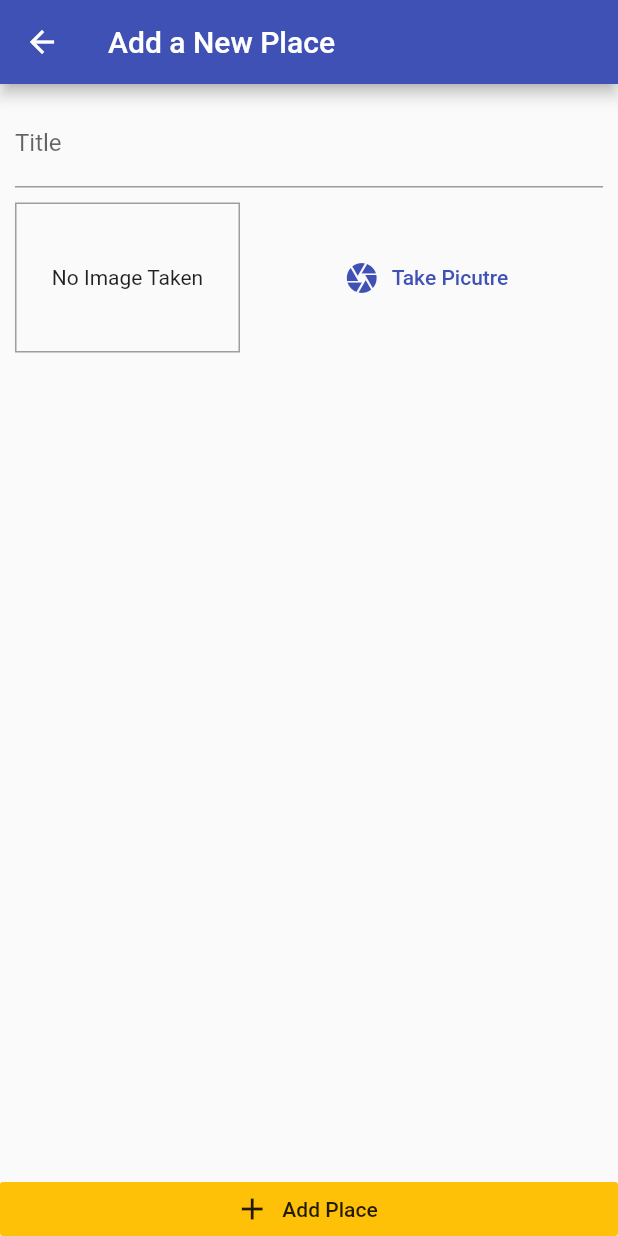
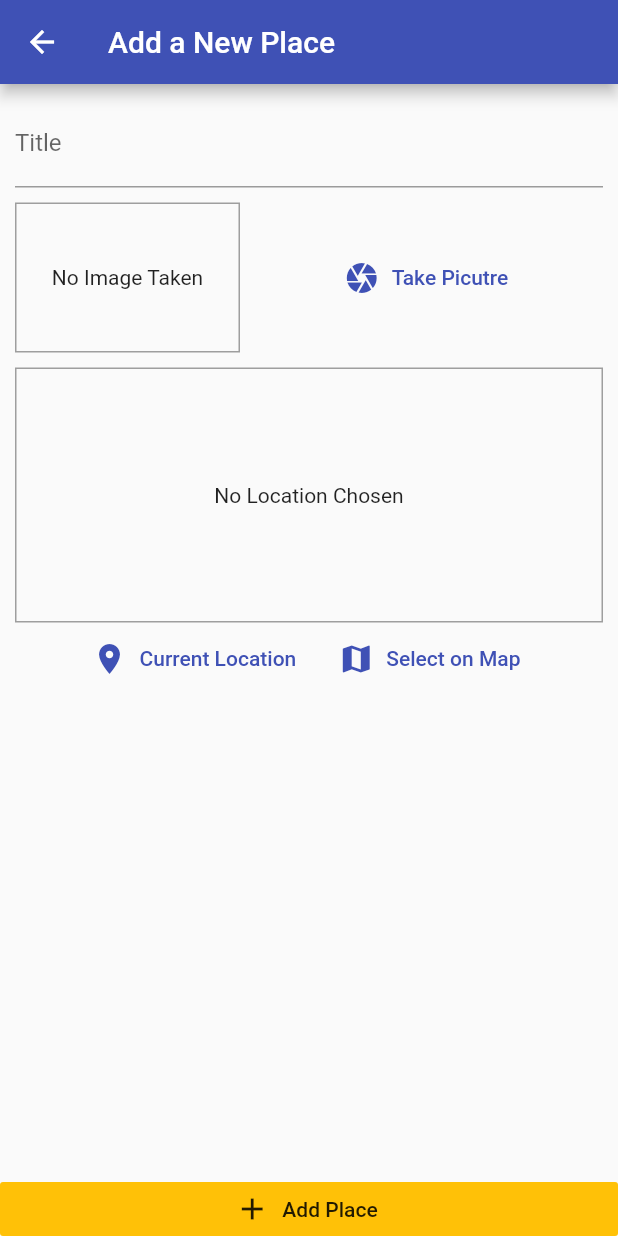
Before and after one commit to seokhyeonSong/flutter_practice_place, a Flutter app: the screen it shows after launch, after a tap on the "add" icon, on a phone screen of 412 x 824 dp. Run offline on Flutter 3.47's test engine with Material 2 defaults, Android fonts, the light colour scheme and no system bars; our stand-ins replace google_maps_flutter, image_picker, location, sqflite; accounts and stored records are empty.

Commit message:
FEAT : add location selection with Google Maps Cloud add setting location with google maps save location when add new place add SQL's Column with address & location

```diff
--- a/lib/helpers/db_helper.dart
+++ b/lib/helpers/db_helper.dart
@@ -8,7 +8,7 @@ class DBHelper {
       path.join(dbPath, 'places.db'),
       onCreate: (db, version) {
         return db.execute(
-            'CREATE TABLE user_places(id TEXT PRIMARY KEY, title TEXT, image TEXT)');
+            'CREATE TABLE user_places(id TEXT PRIMARY KEY, title TEXT, image TEXT, loc_lat REAL, loc_lng REAL, address TEXT)');
       },
       version: 1,
     );
--- /dev/null
+++ b/lib/helpers/location_helper.dart
@@ -0,0 +1,19 @@
+import 'dart:convert';
+
+import 'package:http/http.dart' as http;
+
+const GOOGLE_API_KEY = '';
+
+class LocationHelper {
+  static String generateLocationPreviewImage(
+      {required double latitude, required double longitude}) {
+    return "https://maps.googleapis.com/maps/api/staticmap?center=$latitude,$longitude&zoom=16&size=600x300&maptype=roadmap&markers=color:blue%7Clabel:S%7C$latitude,$longitude&key=$GOOGLE_API_KEY";
+  }
+
+  static Future<String> getplaceAddress(double lat, double lng) async {
+    final url = Uri.parse(
+        "https://maps.googleapis.com/maps/api/geocode/json?latlng=$lat,$lng&key=$GOOGLE_API_KEY");
+    final response = await http.get(url);
+    return json.decode(response.body)['results'][0]['formatted_address'];
+  }
+}
--- a/lib/models/place.dart
+++ b/lib/models/place.dart
@@ -7,7 +7,7 @@ class PlaceLocation {
   final double longitude;
   final String? address;
 
-  PlaceLocation({
+  const PlaceLocation({
     required this.latitude,
     required this.longitude,
     this.address,
@@ -17,7 +17,7 @@ class PlaceLocation {
 class Place {
   final String id;
   final String title;
-  final PlaceLocation? location;
+  final PlaceLocation location;
   final File image;
 
   Place(
--- a/lib/providers/great_places.dart
+++ b/lib/providers/great_places.dart
@@ -4,6 +4,7 @@ import 'package:flutter/foundation.dart';
 
 import '../models/place.dart';
 import '../helpers/db_helper.dart';
+import '../helpers/location_helper.dart';
 
 class GreatPlaces with ChangeNotifier {
   List<Place> _items = [];
@@ -12,12 +13,25 @@ class GreatPlaces with ChangeNotifier {
     return [..._items];
   }
 
-  void addPlace(String pickedTitle, File pickedImage) {
+  Future<void> addPlace(
+    String pickedTitle,
+    File pickedImage,
+    PlaceLocation pickedLocation,
+  ) async {
+    final address = await LocationHelper.getplaceAddress(
+      pickedLocation.latitude,
+      pickedLocation.longitude,
+    );
+    final updatedLocation = PlaceLocation(
+      latitude: pickedLocation.latitude,
+      longitude: pickedLocation.longitude,
+      address: address,
+    );
     final newPlace = Place(
       id: DateTime.now().toString(),
       image: pickedImage,
       title: pickedTitle,
-      location: null,
+      location: updatedLocation,
     );
 
     _items.add(newPlace);
@@ -26,6 +40,9 @@ class GreatPlaces with ChangeNotifier {
       'id': newPlace.id,
       'title': newPlace.title,
       'image': newPlace.image.path,
+      'loc_lat': newPlace.location.latitude,
+      'loc_lng': newPlace.location.longitude,
+      'address': newPlace.location.address!,
     });
   }
 
@@ -37,7 +54,11 @@ class GreatPlaces with ChangeNotifier {
             id: item['id'] as String,
             title: item['title'] as String,
             image: File(item['image'] as String),
-            location: null,
+            location: PlaceLocation(
+              latitude: item['loc_lat'] as double,
+              longitude: item['loc_lng'] as double,
+              address: item['address'] as String,
+            ),
           ),
         )
         .toList();
--- a/lib/screens/add_place_screen.dart
+++ b/lib/screens/add_place_screen.dart
@@ -4,7 +4,9 @@ import 'package:flutter/material.dart';
 import 'package:provider/provider.dart';
 
 import '../widgets/image_input.dart';
+import '../widgets/location_input.dart';
 import '../providers/great_places.dart';
+import '../models/place.dart';
 
 class AddPlaceScreen extends StatefulWidget {
   static const routeName = '/add-place';
@@ -18,19 +20,24 @@ class AddPlaceScreen extends StatefulWidget {
 class _AddPlaceScreenState extends State<AddPlaceScreen> {
   final _titleController = TextEditingController();
   File? _pickedImage;
+  PlaceLocation? _pickedLocation;
 
   void _selectImage(File pickedImage) {
     _pickedImage = pickedImage;
   }
 
+  void _selectPlace(double lat, double lng) {
+    _pickedLocation = PlaceLocation(latitude: lat, longitude: lng);
+  }
+
   void _savePlace() {
-    if (_titleController.text.isEmpty || _pickedImage == null) {
+    if (_titleController.text.isEmpty ||
+        _pickedImage == null ||
+        _pickedLocation == null) {
       return;
     }
-    Provider.of<GreatPlaces>(context, listen: false).addPlace(
-      _titleController.text,
-      _pickedImage!,
-    );
+    Provider.of<GreatPlaces>(context, listen: false)
+        .addPlace(_titleController.text, _pickedImage!, _pickedLocation!);
     Navigator.of(context).pop();
   }
 
@@ -38,7 +45,7 @@ class _AddPlaceScreenState extends State<AddPlaceScreen> {
   Widget build(BuildContext context) {
     return Scaffold(
       appBar: AppBar(
-        title: Text("Add a New Place"),
+        title: const Text("Add a New Place"),
       ),
       body: Column(
         crossAxisAlignment: CrossAxisAlignment.stretch,
@@ -47,15 +54,17 @@ class _AddPlaceScreenState extends State<AddPlaceScreen> {
           Expanded(
             child: SingleChildScrollView(
               child: Padding(
-                padding: EdgeInsets.all(10),
+                padding: const EdgeInsets.all(10),
                 child: Column(
                   children: <Widget>[
                     TextField(
-                      decoration: InputDecoration(labelText: 'Title'),
+                      decoration: const InputDecoration(labelText: 'Title'),
                       controller: _titleController,
                     ),
-                    SizedBox(height: 10),
+                    const SizedBox(height: 10),
                     ImageInput(_selectImage),
+                    const SizedBox(height: 10),
+                    LocationInput(_selectPlace),
                   ],
                 ),
               ),
@@ -63,8 +72,8 @@ class _AddPlaceScreenState extends State<AddPlaceScreen> {
           ),
           RaisedButton.icon(
             onPressed: _savePlace,
-            icon: Icon(Icons.add),
-            label: Text('Add Place'),
+            icon: const Icon(Icons.add),
+            label: const Text('Add Place'),
             elevation: 0,
             materialTapTargetSize: MaterialTapTargetSize.shrinkWrap,
             color: Theme.of(context).accentColor,
--- a/lib/screens/places_list_screen.dart
+++ b/lib/screens/places_list_screen.dart
@@ -24,8 +24,8 @@ class PlacesListscreen extends StatelessWidget {
       body: FutureBuilder(
         future: Provider.of<GreatPlaces>(context, listen: false)
             .fetchAndSetPlaces(),
-        builder: (context, snapshot) =>
-            snapshot.connectionState == ConnectionState.waiting
+        builder: (context, snapshot) => snapshot.connectionState ==
+                ConnectionState.waiting
             ? const Center(
                 child: CircularProgressIndicator(),
               )
@@ -45,6 +45,8 @@ class PlacesListscreen extends StatelessWidget {
                                 ),
                               ),
                               title: Text(greatPlaces.items[i].title),
+                              subtitle:
+                                  Text(greatPlaces.items[i].location.address!),
                               onTap: () {},
                             ),
                           ),
--- /dev/null
+++ b/lib/widgets/location_input.dart
@@ -0,0 +1,114 @@
+import 'package:flutter/material.dart';
+import 'package:location/location.dart';
+import 'package:google_maps_flutter/google_maps_flutter.dart';
+
+import '../helpers/location_helper.dart';
+import '../models/place.dart';
+import '../screens/map_screen.dart';
+
+class LocationInput extends StatefulWidget {
+  final Function onSelectPlace;
+  const LocationInput(this.onSelectPlace, {Key? key}) : super(key: key);
+
+  @override
+  State<LocationInput> createState() => LocationInputState();
+}
+
+class LocationInputState extends State<LocationInput> {
+  String? _previewImageUrl;
+  PlaceLocation? _previewPlaceLocation;
+
+  void _showPreview(double? lat, double? lng) {
+    final staticMapImageUrl = LocationHelper.generateLocationPreviewImage(
+      latitude: lat ?? 37.5642135,
+      longitude: lng ?? 127.0016985,
+    );
+
+    setState(() {
+      _previewImageUrl = staticMapImageUrl;
+      _previewPlaceLocation = PlaceLocation(
+        latitude: lat ?? 37.5642135,
+        longitude: lng ?? 127.0016985,
+      );
+    });
+
+    widget.onSelectPlace(
+      lat ?? 37.5642135,
+      lng ?? 127.0016985,
+    );
+  }
+
+  Future<void> _getCurrentUserLocation() async {
+    try {
+      final locData = await Location().getLocation();
+      _showPreview(locData.latitude, locData.longitude);
+    } catch (e) {
+      return;
+    }
+  }
+
+  Future<void> _selectOnMap() async {
+    final selectedlocation = await Navigator.of(context).push<LatLng>(
+      MaterialPageRoute(
+        fullscreenDialog: true,
+        maintainState: false,
+        builder: (ctx) => MapScreen(
+          initialLocation: _previewPlaceLocation == null
+              ? const PlaceLocation(latitude: 34.9669, longitude: 135.7748)
+              : PlaceLocation(
+                  latitude: _previewPlaceLocation!.latitude,
+                  longitude: _previewPlaceLocation!.longitude,
+                ),
+          isSelecting: true,
+        ),
+      ),
+    );
+
+    if (selectedlocation == null) {
+      return;
+    }
+
+    _showPreview(selectedlocation.latitude, selectedlocation.longitude);
+  }
+
+  @override
+  Widget build(BuildContext context) {
+    return Column(children: [
+      Container(
+        height: 170,
+        width: double.infinity,
+        alignment: Alignment.center,
+        decoration: BoxDecoration(
+          border: Border.all(width: 1, color: Colors.grey),
+        ),
+        child: _previewImageUrl == null
+            ? const Text(
+                'No Location Chosen',
+                textAlign: TextAlign.center,
+              )
+            : Image.network(
+                _previewImageUrl!,
+                fit: BoxFit.cover,
+                width: double.infinity,
+              ),
+      ),
+      Row(
+        mainAxisAlignment: MainAxisAlignment.center,
+        children: [
+          FlatButton.icon(
+            icon: const Icon(Icons.location_on),
+            label: const Text('Current Location'),
+            textColor: Theme.of(context).primaryColor,
+            onPressed: _getCurrentUserLocation,
+          ),
+          FlatButton.icon(
+            icon: const Icon(Icons.map),
+            label: const Text('Select on Map'),
+            textColor: Theme.of(context).primaryColor,
+            onPressed: _selectOnMap,
+          )
+        ],
+      )
+    ]);
+  }
+}
```
Also changed, not shown: lib/screens/map_screen.dart (added, +70 -0 lines). Lines whose indentation alone changed are shown as unchanged.
